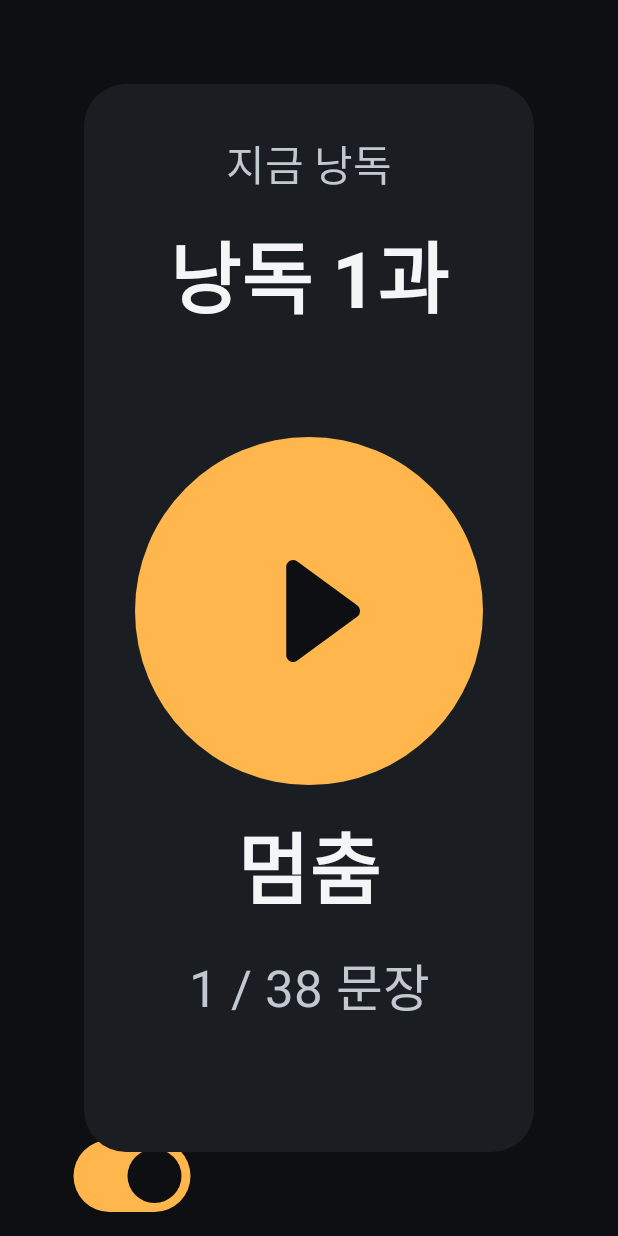
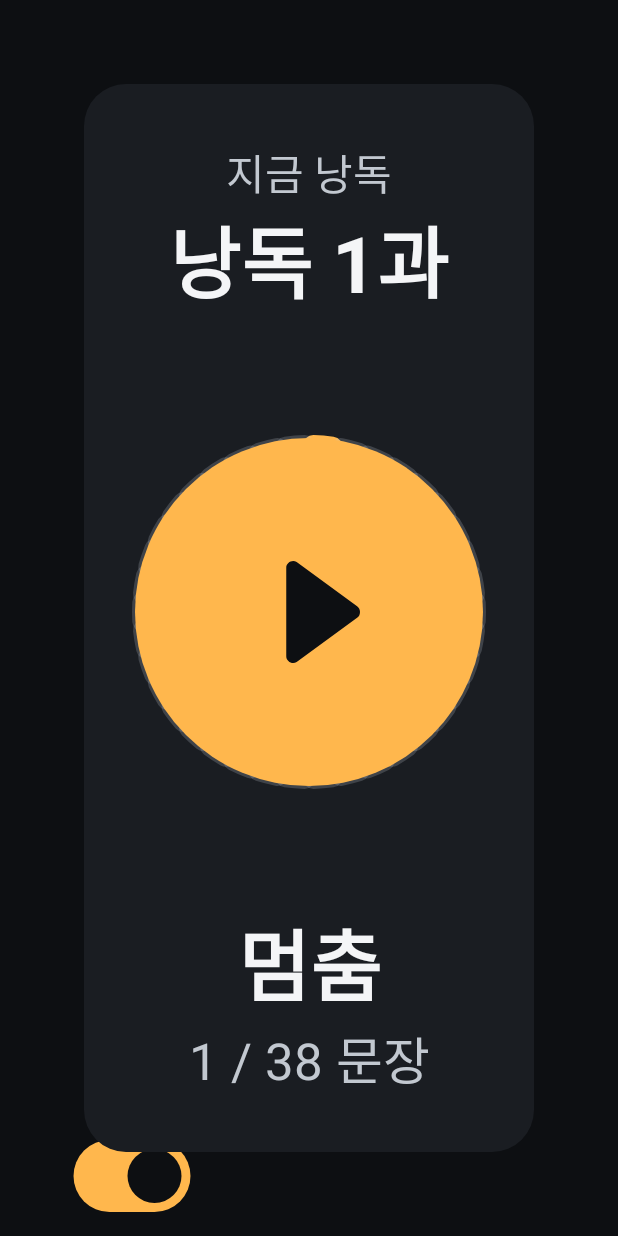
Before and after one commit to jinnyjiinlee/blinker-comma, an Android app built with Jetpack Compose: the first screen one second after launch (MainActivity), on a phone screen of 412 x 824 dp. Run offline under Robolectric (Android 15) with nearby library versions, the phone set to English and light mode, and no system bars.

Commit message:
feat: P 화면 진행 링·오늘 타임라인 + 쉼표·워터마크 전환 다듬기(ui_plan P0-4·P1)
- ProgressRing(ui/component): 재생 버튼 둘레 정적 세그먼트 링, 문장 전환 때만 갱신
- TodayTimeline(ui/park): 오늘 쉼표 횟수만큼 점 — TallyNumber 숫자의 보조 그래픽, 장식이라 접근성 트리 제외
- ParkScreen 왼쪽 컬럼·PlaybackPanel의 Spacer(weight=1f)를 Arrangement.spacedBy(..., CenterVertically)로 교체해
  묶음별로 가운데 정렬 — 섹션 간 1/3 화면 높이 빈 공간 제거
- HoldGlyphTransition 퇴장 이징을 명세(FastOutLinearIn)대로 명시(기존엔 기본값 FastOutSlowIn이 등장·퇴장에 둘 다 적용됨)
- WatermarkFadeTransition 신규: D 워터마크가 하드 컷 대신 ⏸와 같은 260ms/180ms로 교차 페이드
- 신규 토큰: CommaColors.ringTrack · CommaSize.progressRingSize·progressRingStroke·timelineDot

```diff
--- /dev/null
+++ b/app/src/main/kotlin/app/blinkercomma/ui/component/ProgressRing.kt
@@ -0,0 +1,47 @@
+package app.blinkercomma.ui.component
+
+import androidx.compose.foundation.Canvas
+import androidx.compose.runtime.Composable
+import androidx.compose.ui.Modifier
+import androidx.compose.ui.geometry.Offset
+import androidx.compose.ui.geometry.Size
+import androidx.compose.ui.graphics.StrokeCap
+import androidx.compose.ui.graphics.drawscope.DrawScope
+import androidx.compose.ui.graphics.drawscope.Stroke
+import app.blinkercomma.ui.theme.CommaColors
+import app.blinkercomma.ui.theme.CommaSize
+
+private const val SEGMENT_GAP_DEG = 3f
+private const val START_ANGLE_DEG = -90f
+private const val FULL_CIRCLE_DEG = 360f
+
+/**
+ * P 화면 재생 버튼 둘레의 정적 진행 링 — [current]번째/[total] 문장을 세그먼트로 보여 준다.
+ * 연속 회전·Tick마다 리드로잉 없음 — 문장이 바뀔 때만 값이 바뀐다(ui_plan.md P1).
+ */
+@Composable
+fun ProgressRing(current: Int, total: Int, modifier: Modifier = Modifier) {
+    if (total <= 0) return
+    Canvas(modifier) { drawRingSegments(current.coerceIn(0, total), total) }
+}
+
+private fun DrawScope.drawRingSegments(filled: Int, total: Int) {
+    val sweep = FULL_CIRCLE_DEG / total
+    repeat(total) { index -> drawSegment(index, sweep, isFilled = index < filled) }
+}
+
+private fun DrawScope.drawSegment(index: Int, sweepDeg: Float, isFilled: Boolean) {
+    val color = if (isFilled) CommaColors.signal else CommaColors.ringTrack
+    val strokeWidth = CommaSize.progressRingStroke.toPx()
+    val diameter = size.minDimension - strokeWidth
+    val topLeft = Offset((size.width - diameter) / 2f, (size.height - diameter) / 2f)
+    drawArc(
+        color = color,
+        startAngle = START_ANGLE_DEG + index * sweepDeg + SEGMENT_GAP_DEG / 2f,
+        sweepAngle = sweepDeg - SEGMENT_GAP_DEG,
+        useCenter = false,
+        topLeft = topLeft,
+        size = Size(diameter, diameter),
+        style = Stroke(width = strokeWidth, cap = StrokeCap.Round),
+    )
+}
--- a/app/src/main/kotlin/app/blinkercomma/ui/drive/DriveScreen.kt
+++ b/app/src/main/kotlin/app/blinkercomma/ui/drive/DriveScreen.kt
@@ -16,6 +16,7 @@ import app.blinkercomma.ui.theme.CommaColors
 import app.blinkercomma.ui.theme.CommaSize
 import app.blinkercomma.ui.theme.CommaSpace
 import app.blinkercomma.ui.theme.HoldGlyphTransition
+import app.blinkercomma.ui.theme.WatermarkFadeTransition
 
 /**
  * D 화면(주행) — 쉼표 중에만 ⏸ 하나, 레버 방향 쪽에서 1회 슬라이드+페이드로 들어온다(측후방 카메라 폭 780dp
@@ -29,7 +30,7 @@ fun DriveScreen(state: ScreenUiState.Drive, modifier: Modifier = Modifier) {
             Modifier.fillMaxSize().padding(start = CommaSize.cameraOverlayWidth),
             contentAlignment = Alignment.Center,
         ) {
-            if (!state.isHoldGlyphOn) CommaWatermark()
+            WatermarkFadeTransition(visible = !state.isHoldGlyphOn) { CommaWatermark() }
             HoldGlyphTransition(visible = state.isHoldGlyphOn, enterFromLeft = state.holdSide == HoldSide.LEFT) {
                 HoldGlyph()
             }
--- a/app/src/main/kotlin/app/blinkercomma/ui/park/ParkScreen.kt
+++ b/app/src/main/kotlin/app/blinkercomma/ui/park/ParkScreen.kt
@@ -4,7 +4,6 @@ import androidx.compose.foundation.background
 import androidx.compose.foundation.layout.Arrangement
 import androidx.compose.foundation.layout.Column
 import androidx.compose.foundation.layout.Row
-import androidx.compose.foundation.layout.Spacer
 import androidx.compose.foundation.layout.fillMaxHeight
 import androidx.compose.foundation.layout.fillMaxSize
 import androidx.compose.foundation.layout.fillMaxWidth
@@ -12,6 +11,7 @@ import androidx.compose.foundation.layout.padding
 import androidx.compose.foundation.layout.width
 import androidx.compose.material3.Text
 import androidx.compose.runtime.Composable
+import androidx.compose.ui.Alignment
 import androidx.compose.ui.Modifier
 import androidx.compose.ui.res.stringResource
 import app.blinkercomma.R
@@ -34,11 +34,16 @@ fun ParkScreen(state: ScreenUiState.Park, actions: ParkActions, modifier: Modifi
         modifier.fillMaxSize().background(CommaColors.background).padding(CommaSpace.xlarge),
         horizontalArrangement = Arrangement.spacedBy(CommaSpace.xlarge),
     ) {
-        Column(Modifier.weight(1f).fillMaxHeight(), verticalArrangement = Arrangement.spacedBy(CommaSpace.large)) {
+        Column(
+            Modifier.weight(1f).fillMaxHeight(),
+            verticalArrangement = Arrangement.spacedBy(CommaSpace.large, Alignment.CenterVertically),
+        ) {
             BrandHeader()
             HowItWorks(Modifier.padding(top = CommaSpace.large))
-            Spacer(Modifier.weight(1f))
-            TodayTally(state.todaySentences, state.todayCommas)
+            Column(verticalArrangement = Arrangement.spacedBy(CommaSpace.small)) {
+                TodayTimeline(state.todayCommas)
+                TodayTally(state.todaySentences, state.todayCommas)
+            }
             SettingToggleRow(autoResumeText(state.isAutoResume), state.isAutoResume, actions.onAutoResumeToggle)
             if (state.credit.isNotBlank()) CreditLine(state.credit)
         }
--- a/app/src/main/kotlin/app/blinkercomma/ui/park/PlaybackPanel.kt
+++ b/app/src/main/kotlin/app/blinkercomma/ui/park/PlaybackPanel.kt
@@ -2,9 +2,11 @@ package app.blinkercomma.ui.park
 
 import androidx.compose.foundation.background
 import androidx.compose.foundation.layout.Arrangement
+import androidx.compose.foundation.layout.Box
 import androidx.compose.foundation.layout.Column
-import androidx.compose.foundation.layout.Spacer
+import androidx.compose.foundation.layout.fillMaxWidth
 import androidx.compose.foundation.layout.padding
+import androidx.compose.foundation.layout.size
 import androidx.compose.material3.Text
 import androidx.compose.runtime.Composable
 import androidx.compose.ui.Alignment
@@ -15,32 +17,68 @@ import app.blinkercomma.ui.MissingSignal
 import app.blinkercomma.ui.Playback
 import app.blinkercomma.ui.ScreenUiState
 import app.blinkercomma.ui.component.DemoInjectedTag
+import app.blinkercomma.ui.component.ProgressRing
 import app.blinkercomma.ui.component.RoundPlayButton
 import app.blinkercomma.ui.component.StatusLine
 import app.blinkercomma.ui.theme.CommaColors
 import app.blinkercomma.ui.theme.CommaShape
+import app.blinkercomma.ui.theme.CommaSize
 import app.blinkercomma.ui.theme.CommaSpace
 import app.blinkercomma.ui.theme.CommaType
 
-/** P 화면 오른쪽 판 — 팩 제목(위) · 재생 버튼과 지금 단계(가운데) · 못 받은 신호·시연 주입(아래). */
+/** P 화면 오른쪽 판 — 팩 제목(위) · 재생 버튼+진행 링(가운데) · 못 받은 신호·시연 주입(아래). */
 @Composable
 fun PlaybackPanel(state: ScreenUiState.Park, onPlayToggle: () -> Unit, modifier: Modifier = Modifier) {
     Column(
         modifier.background(CommaColors.surface, CommaShape.panel).padding(CommaSpace.large),
         horizontalAlignment = Alignment.CenterHorizontally,
-        verticalArrangement = Arrangement.spacedBy(CommaSpace.medium),
+        verticalArrangement = Arrangement.spacedBy(CommaSpace.xlarge, Alignment.CenterVertically),
     ) {
+        PackTitle(state.packTitle)
+        PlayButtonWithRing(state, onPlayToggle)
+        PhaseStatus(state)
+        if (state.missingSignals.isNotEmpty() || state.isDemoInjected) SignalFooter(state)
+    }
+}
+
+@Composable
+private fun PackTitle(title: String) {
+    Column(horizontalAlignment = Alignment.CenterHorizontally) {
         Text(stringResource(R.string.now_reading), style = CommaType.caption, color = CommaColors.onSurfaceMuted)
-        Text(state.packTitle, style = CommaType.title, color = CommaColors.onSurface)
-        Spacer(Modifier.weight(1f))
+        Text(title, style = CommaType.title, color = CommaColors.onSurface)
+    }
+}
+
+/** 버튼 둘레에 지금 문장/전체 문장을 정적 세그먼트로(ui_plan.md P1) — Tick마다 안 다시 그리고 문장 전환 때만 갱신. */
+@Composable
+private fun PlayButtonWithRing(state: ScreenUiState.Park, onPlayToggle: () -> Unit) {
+    Box(contentAlignment = Alignment.Center) {
+        if (state.sentenceCount > 0) {
+            ProgressRing(state.sentenceNumber, state.sentenceCount, Modifier.size(CommaSize.progressRingSize))
+        }
         RoundPlayButton(isPlaying = state.playback == Playback.READING, onClick = onPlayToggle)
+    }
+}
+
+@Composable
+private fun PhaseStatus(state: ScreenUiState.Park) {
+    Column(horizontalAlignment = Alignment.CenterHorizontally) {
         Text(stringResource(state.playback.label()), style = CommaType.title, color = CommaColors.onSurface)
         if (state.sentenceCount > 0) {
             val progress = stringResource(R.string.sentence_progress, state.sentenceNumber, state.sentenceCount)
             Text(progress, style = CommaType.body, color = CommaColors.onSurfaceMuted)
         }
-        Spacer(Modifier.weight(1f))
-        state.missingSignals.forEach { StatusLine(stringResource(it.label()), Modifier.align(Alignment.Start)) }
+    }
+}
+
+@Composable
+private fun SignalFooter(state: ScreenUiState.Park) {
+    Column(
+        Modifier.fillMaxWidth(),
+        horizontalAlignment = Alignment.Start,
+        verticalArrangement = Arrangement.spacedBy(CommaSpace.small),
+    ) {
+        state.missingSignals.forEach { StatusLine(stringResource(it.label())) }
         if (state.isDemoInjected) DemoInjectedTag()
     }
 }
--- /dev/null
+++ b/app/src/main/kotlin/app/blinkercomma/ui/park/TodayTimeline.kt
@@ -0,0 +1,36 @@
+package app.blinkercomma.ui.park
+
+import androidx.compose.foundation.background
+import androidx.compose.foundation.layout.Arrangement
+import androidx.compose.foundation.layout.Box
+import androidx.compose.foundation.layout.ExperimentalLayoutApi
+import androidx.compose.foundation.layout.FlowRow
+import androidx.compose.foundation.layout.size
+import androidx.compose.foundation.shape.CircleShape
+import androidx.compose.runtime.Composable
+import androidx.compose.ui.Modifier
+import androidx.compose.ui.semantics.clearAndSetSemantics
+import app.blinkercomma.ui.theme.CommaColors
+import app.blinkercomma.ui.theme.CommaSize
+import app.blinkercomma.ui.theme.CommaSpace
+
+/**
+ * 오늘 쉼표 횟수만큼 점 — 큰 숫자(`TodayTally`)를 설명하는 보조 그래픽(ui_plan.md P0-4).
+ * 숫자 쪽에 이미 같은 값이 글자로 있어 장식으로만 두고 접근성 트리에선 뺀다. 0번이면 아무것도 안 그린다(원칙 4 — 지어내지 않음).
+ */
+@OptIn(ExperimentalLayoutApi::class)
+@Composable
+fun TodayTimeline(commaCount: Int, modifier: Modifier = Modifier) {
+    if (commaCount <= 0) return
+    FlowRow(
+        modifier.clearAndSetSemantics {},
+        horizontalArrangement = Arrangement.spacedBy(CommaSpace.small),
+    ) {
+        repeat(commaCount) { TimelineDot() }
+    }
+}
+
+@Composable
+private fun TimelineDot() {
+    Box(Modifier.size(CommaSize.timelineDot).background(CommaColors.signal, CircleShape))
+}
--- a/app/src/main/kotlin/app/blinkercomma/ui/theme/CommaColors.kt
+++ b/app/src/main/kotlin/app/blinkercomma/ui/theme/CommaColors.kt
@@ -24,6 +24,9 @@ object CommaColors {
     /** 워터마크 불투명도 — ui_plan.md P0-3 「아주 옅게 12%」. */
     const val WATERMARK_ALPHA: Float = 0.12f
 
+    /** 진행 링의 못 채운 세그먼트 불투명도 — 워터마크보다 또렷하되 숫자·글자보다는 약하게. */
+    const val RING_TRACK_ALPHA: Float = 0.22f
+
     val background = Color(BACKGROUND)
     val surface = Color(SURFACE)
     val onSurface = Color(ON_SURFACE)
@@ -34,6 +37,9 @@ object CommaColors {
 
     /** D 화면 워터마크(읽는 중 정적 표시)만 — 정보 전달용이 아니라 장식이라 대비 하한 대상 아님(ui_plan.md 7절). */
     val signalDim = signal.copy(alpha = WATERMARK_ALPHA)
+
+    /** 진행 링 트랙 — 숫자(n/전체)로 이미 전달되는 정보의 보조 그래픽이라 대비 하한 대상 아님(signalDim과 같은 근거). */
+    val ringTrack = onSurfaceMuted.copy(alpha = RING_TRACK_ALPHA)
 
     /** (글자·아이콘 색, 그 바탕) — 새 색을 추가하면 여기에도. `CommaThemeFloorTest`가 대비 4.5 이상을 본다. */
     val contrastPairs: List<Pair<Long, Long>> = listOf(
--- a/app/src/main/kotlin/app/blinkercomma/ui/theme/CommaSize.kt
+++ b/app/src/main/kotlin/app/blinkercomma/ui/theme/CommaSize.kt
@@ -40,4 +40,13 @@ object CommaSize {
 
     /** D 화면 「읽는 중」 정적 워터마크(쉼표 심볼) 지름 — 애니메이션 없음(ui_plan.md P0-3). */
     val watermarkCommaSize = 560.dp
+
+    /** P 화면 재생 버튼(232dp)을 감싸는 정적 진행 링 지름 — 버튼보다 한 자리 크게(ui_plan.md P1·7절). */
+    val progressRingSize = 280.dp
+
+    /** 진행 링 선 두께. */
+    val progressRingStroke = 14.dp
+
+    /** 오늘 쉼표 타임라인 점 하나의 지름(ui_plan.md P0-4). */
+    val timelineDot = 20.dp
 }
```
Also changed, not shown: app/src/main/kotlin/app/blinkercomma/ui/theme/HoldGlyphTransition.kt (+23 -4 lines).
